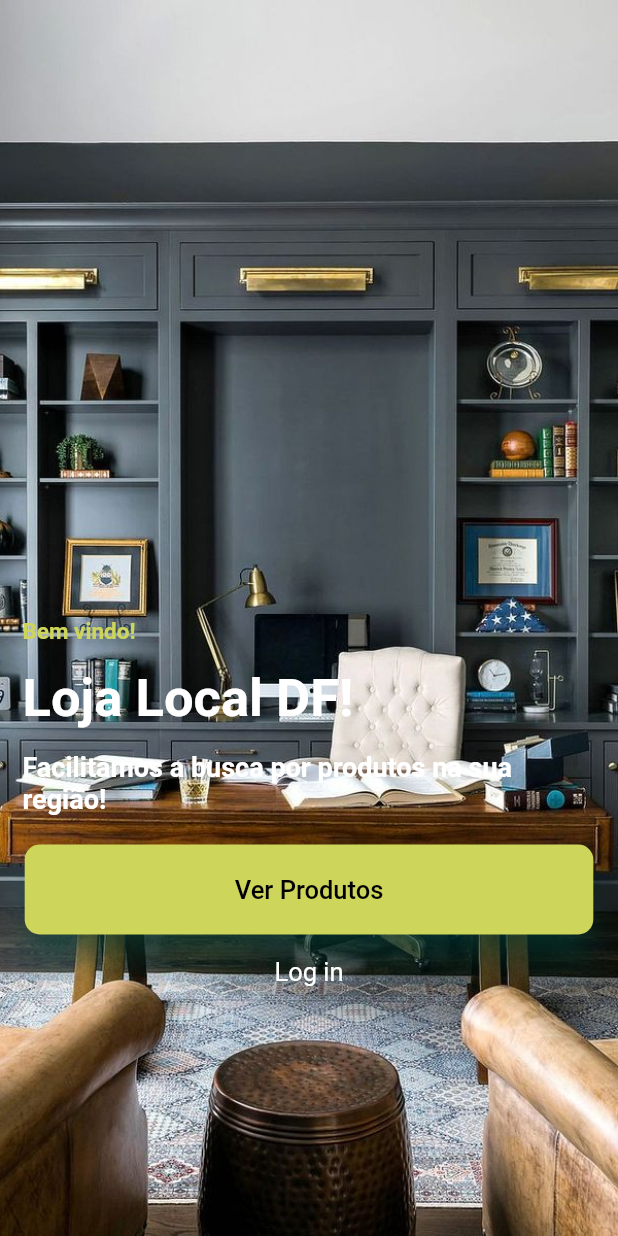
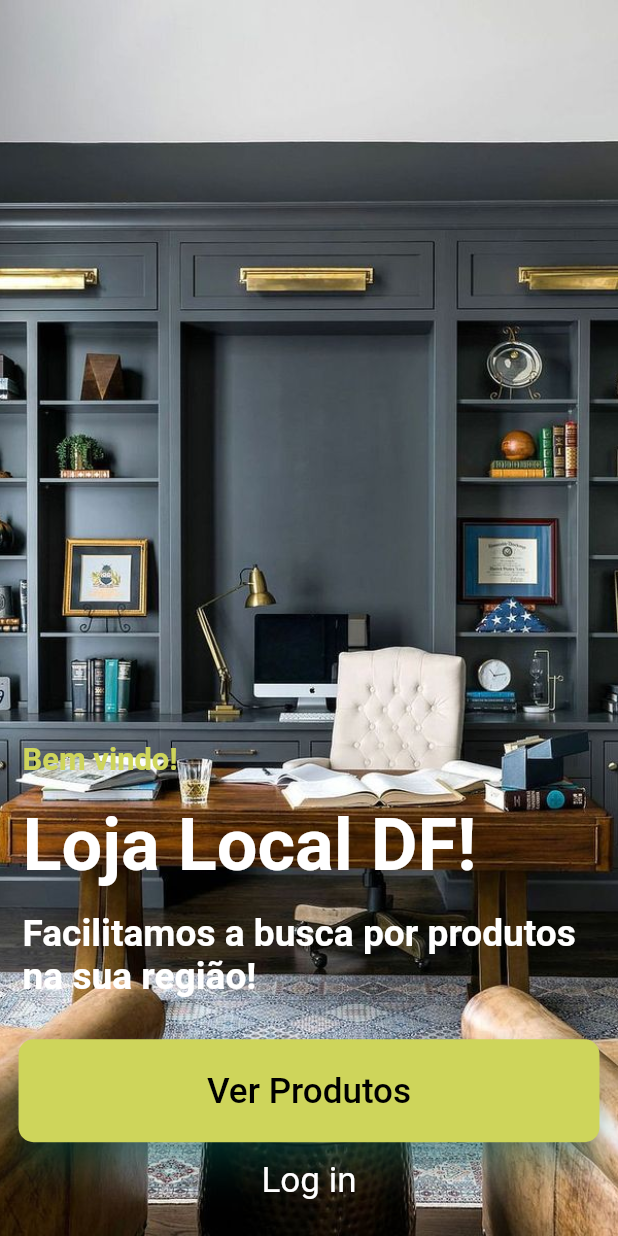
Before and after one commit to joao4018/app_all, a Flutter app: the screen it shows after launch, on a phone screen of 412 x 824 dp. Run offline on Flutter 3.47's test engine with Material 2 defaults, Android fonts, the phone set to English and light mode, and no system bars; Roboto replaces fonts that are missing (Caveat).

Commit message:
Added responsive

```diff
--- a/lib/screens/home.dart
+++ b/lib/screens/home.dart
@@ -8,8 +8,6 @@ class HomePage extends StatelessWidget {
   Widget build(BuildContext context) {
     Size screenSize = MediaQuery.of(context).size;
     Orientation orientation = MediaQuery.of(context).orientation;
-    final ButtonStyle style =
-        ElevatedButton.styleFrom(textStyle: const TextStyle(fontSize: 20));
 
     return Scaffold(
       body: Container(
@@ -18,7 +16,7 @@ class HomePage extends StatelessWidget {
         child: Column(
           children: [
             Container(
-              margin: EdgeInsets.fromLTRB(15, screenSize.width * 1, 15, 0),
+              margin: EdgeInsets.fromLTRB(15, screenSize.height * 0.6, 15, 0),
               width: screenSize.width,
               child: Column(
                 crossAxisAlignment: CrossAxisAlignment.start,
@@ -28,29 +26,29 @@ class HomePage extends StatelessWidget {
                     "Bem vindo!",
                     textAlign: TextAlign.left,
                     style: TextStyle(
-                        fontSize: 15,
+                        fontSize: screenSize.height * 0.025,
                         color: Color(0xFFCED55B),
                         fontFamily: "Caveat",
                         fontWeight: FontWeight.w700),
                   )),
-                  SizedBox(height: 15),
+                  SizedBox(height: screenSize.height *  0.020),
                   Container(
                       child: Text(
                     "Loja Local DF!",
                     textAlign: TextAlign.left,
                     style: TextStyle(
-                        fontSize: 35,
+                        fontSize: screenSize.height * 0.058333333,
                         color: Colors.white,
                         fontFamily: "Caveat",
                         fontWeight: FontWeight.w700),
                   )),
-                  SizedBox(height: 15),
+                  SizedBox(height: screenSize.height *  0.020),
                   Container(
                       child: Text(
                     "Facilitamos a busca por produtos na sua região!",
                     textAlign: TextAlign.left,
                     style: TextStyle(
-                        fontSize: 18,
+                        fontSize: screenSize.height * 0.03,
                         color: Colors.white,
                         fontFamily: "Caveat",
                         fontWeight: FontWeight.w700),
@@ -58,14 +56,14 @@ class HomePage extends StatelessWidget {
                 ],
               ),
             ),
-            SizedBox(height: 20),
+            SizedBox(height: screenSize.height * 0.033333333),
             Container(
               child: Column(children: [
                 ElevatedButton(
                   child: Text("Ver Produtos",
                       style: TextStyle(
                           color: Colors.black,
-                          fontSize: 17,
+                          fontSize: screenSize.height * 0.028333333,
                           fontStyle: FontStyle.normal)),
                   style: ElevatedButton.styleFrom(
                       shape: new RoundedRectangleBorder(
@@ -75,10 +73,10 @@ class HomePage extends StatelessWidget {
                       onSurface: Colors.grey,
                       // side: BorderSide(color: Colors.black, width: 1),
                       elevation: 10,
-                      minimumSize: Size(150, 50),
+                      minimumSize: Size(screenSize.width * 0.94, screenSize.height * 0.083333333),
                       shadowColor: Colors.teal,
                       padding:
-                          EdgeInsets.symmetric(vertical: 20, horizontal: 140)),
+                          EdgeInsets.symmetric(vertical: 20, horizontal: screenSize.width * 0.3)),
                   onPressed: () {},
                 ),
                 Container(
@@ -86,14 +84,14 @@ class HomePage extends StatelessWidget {
                     width: screenSize.width * 0.2,
                     child: TextButton(
                       style: TextButton.styleFrom(
-                        textStyle: const TextStyle(fontSize: 10),
+                        textStyle: TextStyle(fontSize: screenSize.height * 0.016666667),
                       ),
                       onPressed: () {},
-                      child: const Text(
+                      child: Text(
                         'Log in',
                         style: TextStyle(
                             color: Colors.white,
-                            fontSize: 17,
+                            fontSize: screenSize.height * 0.028333333,
                             fontStyle: FontStyle.normal),
                       ),
                     )
```
